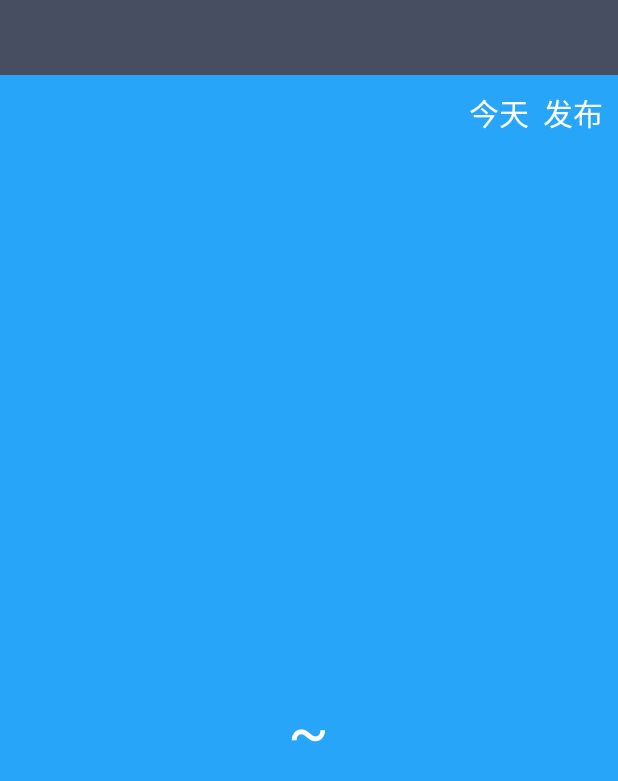
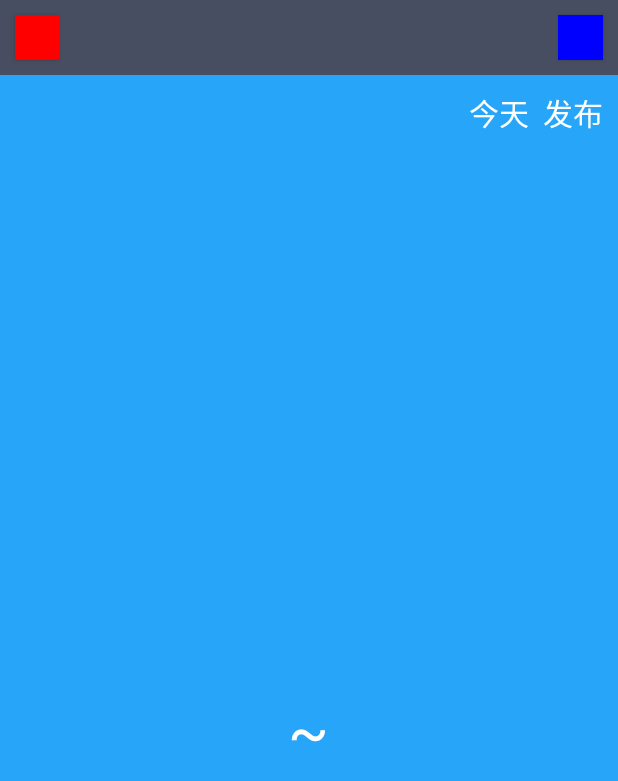
Before and after one commit to LSL-Git/coolweather, an Android app: the WeatherActivity screen opened directly, with no data from a screen before it, on a phone screen of 412 x 824 dp. Shown: the top 781 px of the screen. Run offline under Robolectric (Android 15) with nearby library versions, the phone set to English and light mode, and no system bars.

Commit message:
新增城市切换和手动更新天气信息的功能“ git commit -m 新增城市切换和手动更新天气信息的是否从WeatherActivity中跳转过来。能

```diff
--- a/src/main/java/com/coolweather/app/activity/WeatherActivity.java
+++ b/src/main/java/com/coolweather/app/activity/WeatherActivity.java
@@ -1,11 +1,13 @@
 package com.coolweather.app.activity;
 
 import android.app.Activity;
+import android.content.Intent;
 import android.content.SharedPreferences;
 import android.os.Bundle;
 import android.preference.PreferenceManager;
 import android.text.TextUtils;
 import android.view.View;
+import android.widget.Button;
 import android.widget.LinearLayout;
 import android.widget.TextView;
 
@@ -27,6 +29,8 @@ public class WeatherActivity extends Activity implements View.OnClickListener {
     private TextView temp1Text;
     private TextView temp2Text;
     private TextView currentDataText;
+    private Button refreshWeather;
+    private Button switchCity;
 
     @Override
     protected void onCreate(Bundle savedInstanceState) {
@@ -39,6 +43,8 @@ public class WeatherActivity extends Activity implements View.OnClickListener {
         temp1Text = (TextView) findViewById(R.id.temp1);
         temp2Text = (TextView) findViewById(R.id.temp2);
         currentDataText = (TextView) findViewById(R.id.current_data);
+        switchCity = (Button) findViewById(R.id.switch_city);
+        refreshWeather = (Button) findViewById(R.id.refresh_weather);
 
         String countyCode = getIntent().getStringExtra("county_code");
         if (!TextUtils.isEmpty(countyCode)) {
@@ -52,6 +58,8 @@ public class WeatherActivity extends Activity implements View.OnClickListener {
             showWeather();
         }
 
+        switchCity.setOnClickListener(this);
+        refreshWeather.setOnClickListener(this);
     }
 
     /**
@@ -117,7 +125,20 @@ public class WeatherActivity extends Activity implements View.OnClickListener {
     @Override
     public void onClick(View view) {
         switch (view.getId()) {
-
+            case R.id.switch_city:
+                Intent intent = new Intent(WeatherActivity.this, ChooesAreaActivity.class);
+                intent.putExtra("from_weather_activity", true);
+                startActivity(intent);
+                finish();
+                break;
+            case R.id.refresh_weather:
+                publishText.setText("同步中。。。");
+                SharedPreferences prefs = PreferenceManager.getDefaultSharedPreferences(this);
+                String weatherCode = prefs.getString("weather_code", "");
+                if (!TextUtils.isEmpty(weatherCode)) {
+                    queryWeatherInfo(weatherCode);
+                }
+                break;
         }
     }
 
--- a/src/main/res/layout/weather_layout.xml
+++ b/src/main/res/layout/weather_layout.xml
@@ -3,10 +3,19 @@
     android:orientation="vertical" android:layout_width="match_parent"
     android:layout_height="match_parent">
 
+
     <RelativeLayout
         android:layout_width="match_parent"
         android:layout_height="50dp"
         android:background="#484E61">
+
+        <Button
+            android:id="@+id/switch_city"
+            android:layout_width="30dp"
+            android:layout_height="30dp"
+            android:layout_centerVertical="true"
+            android:layout_marginLeft="10dp"
+            android:background="#F00"/>
 
         <TextView
             android:id="@+id/city_name"
@@ -15,6 +24,15 @@
             android:textSize="26sp"
             android:layout_centerInParent="true"
             android:textColor="#FFF"/>
+
+        <Button
+            android:id="@+id/refresh_weather"
+            android:layout_width="30dp"
+            android:layout_height="30dp"
+            android:layout_alignParentRight="true"
+            android:layout_centerVertical="true"
+            android:layout_marginRight="10dp"
+            android:background="#00F"/>
     </RelativeLayout>
 
     <RelativeLayout
```
Also changed, not shown: src/main/java/com/coolweather/app/activity/ChooesAreaActivity.java (+11 -2 lines).
